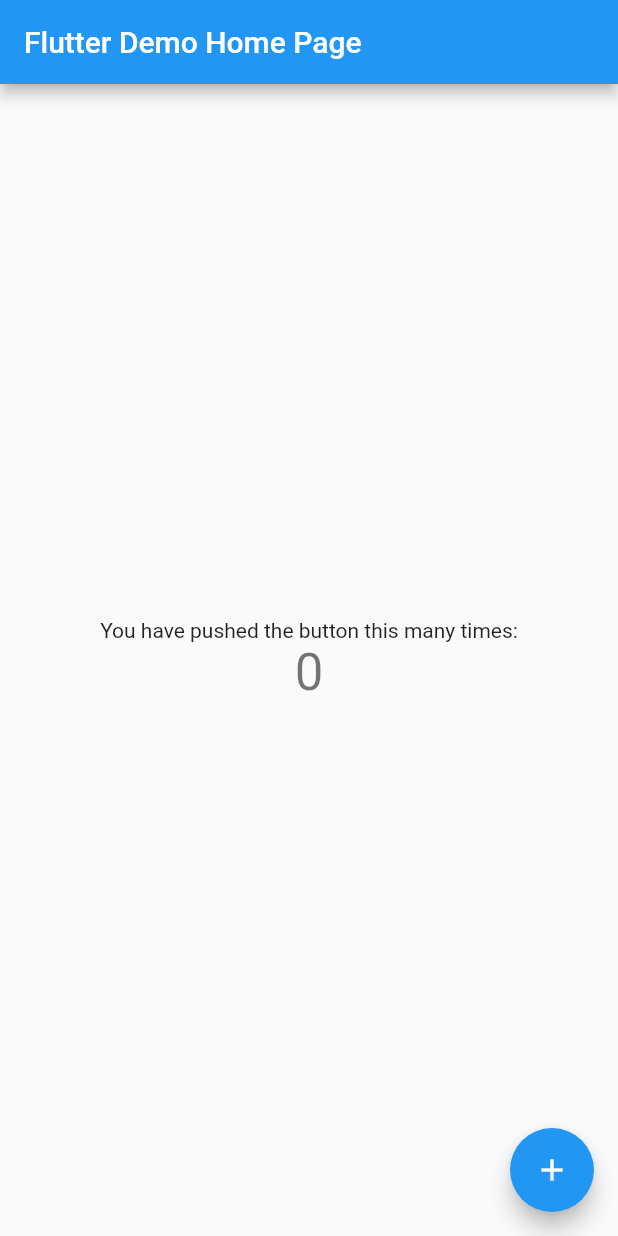
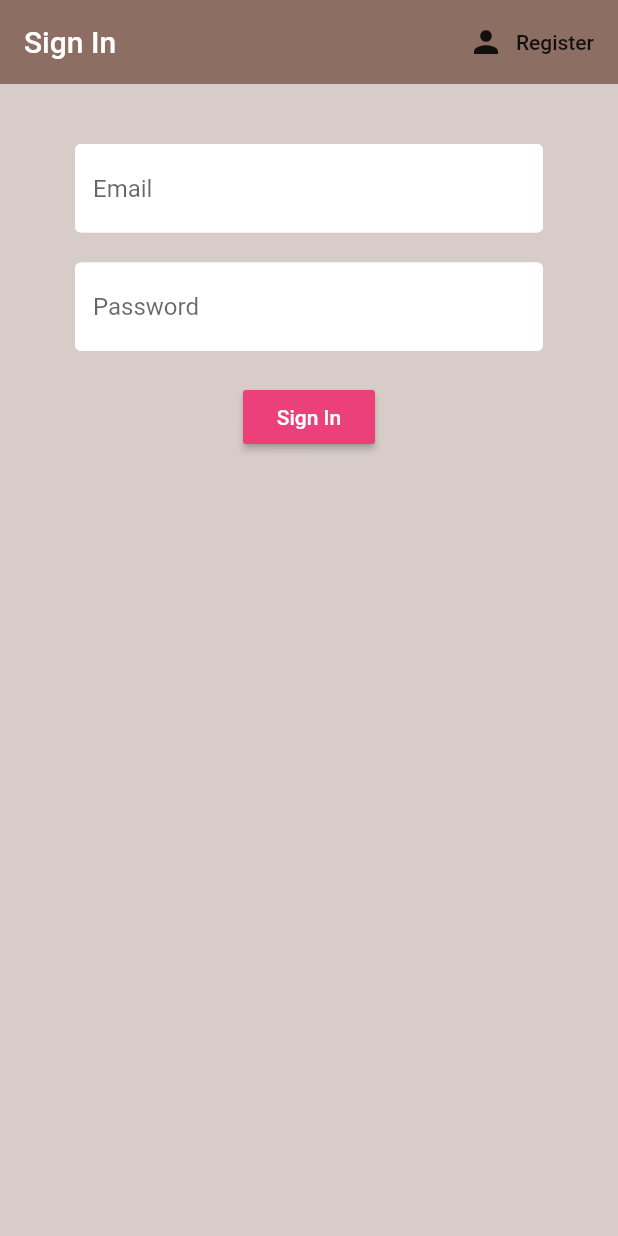
Before and after one commit to valeruR/top_three, a Flutter app: the screen it shows after launch, on a phone screen of 412 x 824 dp. Run offline on Flutter 3.47's test engine with Material 2 defaults, Android fonts, the phone set to English and light mode, and no system bars; our stand-ins replace cloud_firestore, firebase_auth, flutter_spinkit; accounts and stored records are empty.

Commit message:
sign up + register + add of the movielist

```diff
--- a/lib/main.dart
+++ b/lib/main.dart
@@ -1,4 +1,8 @@
 import 'package:flutter/material.dart';
+import 'package:provider/provider.dart';
+import 'package:top_three/models/user.dart';
+import 'package:top_three/screens/wrapper.dart';
+import 'package:top_three/services/auth.dart';
 
 void main() => runApp(MyApp());
 
@@ -6,106 +10,11 @@ class MyApp extends StatelessWidget {
   // This widget is the root of your application.
   @override
   Widget build(BuildContext context) {
-    return MaterialApp(
-      title: 'Flutter Demo',
-      theme: ThemeData(
-        // This is the theme of your application.
-        //
-        // Try running your application with "flutter run". You'll see the
-        // application has a blue toolbar. Then, without quitting the app, try
-        // changing the primarySwatch below to Colors.green and then invoke
-        // "hot reload" (press "r" in the console where you ran "flutter run",
-        // or simply save your changes to "hot reload" in a Flutter IDE).
-        // Notice that the counter didn't reset back to zero; the application
-        // is not restarted.
-        primarySwatch: Colors.blue,
+    return StreamProvider<User>.value(
+        value: AuthService().user,
+        child: MaterialApp(
+        home: Wrapper(),
       ),
-      home: MyHomePage(title: 'Flutter Demo Home Page'),
     );
   }
 }
-
-class MyHomePage extends StatefulWidget {
-  MyHomePage({Key key, this.title}) : super(key: key);
-
-  // This widget is the home page of your application. It is stateful, meaning
-  // that it has a State object (defined below) that contains fields that affect
-  // how it looks.
-
-  // This class is the configuration for the state. It holds the values (in this
-  // case the title) provided by the parent (in this case the App widget) and
-  // used by the build method of the State. Fields in a Widget subclass are
-  // always marked "final".
-
-  final String title;
-
-  @override
-  _MyHomePageState createState() => _MyHomePageState();
-}
-
-class _MyHomePageState extends State<MyHomePage> {
-  int _counter = 0;
-
-  void _incrementCounter() {
-    setState(() {
-      // This call to setState tells the Flutter framework that something has
-      // changed in this State, which causes it to rerun the build method below
-      // so that the display can reflect the updated values. If we changed
-      // _counter without calling setState(), then the build method would not be
-      // called again, and so nothing would appear to happen.
-      _counter++;
-    });
-  }
-
-  @override
-  Widget build(BuildContext context) {
-    // This method is rerun every time setState is called, for instance as done
-    // by the _incrementCounter method above.
-    //
-    // The Flutter framework has been optimized to make rerunning build methods
-    // fast, so that you can just rebuild anything that needs updating rather
-    // than having to individually change instances of widgets.
-    return Scaffold(
-      appBar: AppBar(
-        // Here we take the value from the MyHomePage object that was created by
-        // the App.build method, and use it to set our appbar title.
-        title: Text(widget.title),
-      ),
-      body: Center(
-        // Center is a layout widget. It takes a single child and positions it
-        // in the middle of the parent.
-        child: Column(
-          // Column is also a layout widget. It takes a list of children and
-          // arranges them vertically. By default, it sizes itself to fit its
-          // children horizontally, and tries to be as tall as its parent.
-          //
-          // Invoke "debug painting" (press "p" in the console, choose the
-          // "Toggle Debug Paint" action from the Flutter Inspector in Android
-          // Studio, or the "Toggle Debug Paint" command in Visual Studio Code)
-          // to see the wireframe for each widget.
-          //
-          // Column has various properties to control how it sizes itself and
-          // how it positions its children. Here we use mainAxisAlignment to
-          // center the children vertically; the main axis here is the vertical
-          // axis because Columns are vertical (the cross axis would be
-          // horizontal).
-          mainAxisAlignment: MainAxisAlignment.center,
-          children: <Widget>[
-            Text(
-              'You have pushed the button this many times:',
-            ),
-            Text(
-              '$_counter',
-              style: Theme.of(context).textTheme.display1,
-            ),
-          ],
-        ),
-      ),
-      floatingActionButton: FloatingActionButton(
-        onPressed: _incrementCounter,
-        tooltip: 'Increment',
-        child: Icon(Icons.add),
-      ), // This trailing comma makes auto-formatting nicer for build methods.
-    );
-  }
-}
--- /dev/null
+++ b/lib/models/user.dart
@@ -0,0 +1,14 @@
+class User {
+  final String uid;
+
+  User({ this.uid });
+}
+
+class UserData {
+  final String uid;
+  final String one;
+  final String two;
+  final String three;
+
+  UserData({ this.uid, this.one, this.two, this.three });
+}
--- /dev/null
+++ b/lib/screens/authentificate/authentificate.dart
@@ -0,0 +1,26 @@
+import 'package:flutter/material.dart';
+import 'package:top_three/screens/authentificate/register.dart';
+import 'package:top_three/screens/authentificate/signin.dart';
+
+class Authenticate extends StatefulWidget {
+  @override
+  _AuthenticateState createState() => _AuthenticateState();
+}
+
+class _AuthenticateState extends State<Authenticate> {
+
+  bool showSignIn = true;
+
+  void toggleView() {
+    setState(() => showSignIn = !showSignIn);
+  }
+
+  @override
+  Widget build(BuildContext context) {
+    if (showSignIn) {
+      return SignIn(toggleView: toggleView);
+    } else {
+      return Register(toggleView: toggleView);
+    }
+  }
+}
--- /dev/null
+++ b/lib/screens/authentificate/register.dart
@@ -0,0 +1,101 @@
+import 'package:flutter/material.dart';
+import 'package:top_three/services/auth.dart';
+import 'package:top_three/shared/constants.dart';
+import 'package:top_three/shared/loading.dart';
+
+ class Register extends StatefulWidget {
+
+  final Function toggleView;
+
+  Register({ this.toggleView });
+
+   @override
+   _RegisterState createState() => _RegisterState();
+ }
+
+ class _RegisterState extends State<Register> {
+
+   final AuthService _auth = AuthService();
+   final _formkey = GlobalKey<FormState>();
+   bool loading = false;
+
+   // Text field state
+   String email = '';
+   String password = '';
+   String error = '';
+
+   @override
+   Widget build(BuildContext context) {
+     return loading ? Loading() : Scaffold(
+      backgroundColor: Colors.brown[100],
+      appBar: AppBar(
+        backgroundColor: Colors.brown[400],
+        elevation: 0.0,
+        title: Text('Sign Up'),
+        actions: <Widget>[
+          FlatButton.icon(
+            icon: Icon(Icons.person),
+            label: Text('Sign In '),
+            onPressed: () {
+              widget.toggleView();
+            },
+          ),
+        ],
+      ),
+      body: Container(
+        padding: EdgeInsets.symmetric(vertical: 20.0, horizontal: 50.0),
+        child: Form(
+          key: _formkey,
+          child: Column(
+            children: <Widget>[
+              SizedBox(height: 20.0),
+              TextFormField(
+                decoration: textInputDecoration.copyWith(hintText: 'Email'),
+                validator: (val) => val.isEmpty ? 'Enter an email' : null,
+                onChanged: (val) {
+                  setState(() => email = val);
+                },
+              ),
+              SizedBox(height: 20.0),
+              TextFormField(
+                obscureText: true,
+                decoration: textInputDecoration.copyWith(hintText: 'Password'),
+                validator: (val) => val.length < 6 ? 'Enter a password 6+ chars long' : null,
+                onChanged: (val) {
+                  setState(() => password = val);
+                },
+              ),
+              SizedBox(height: 20.0),
+              RaisedButton(
+                color: Colors.pink[400],
+                child: Text(
+                  'Register',
+                  style: TextStyle(color: Colors.white),
+                  ),
+                  onPressed: () async {
+                    if (_formkey.currentState.validate()) {
+                      setState(() {
+                        loading = true;
+                      });
+                      dynamic result = await _auth.registerWithEmailAndPassword(email, password);
+                      if (result == null) {
+                        setState(() {
+                          loading = false;
+                          error = 'please supply a valid email';
+                        });
+                      }
+                    }
+                  },
+              ),
+              SizedBox(height: 12.0,),
+              Text(
+                error,
+                style: TextStyle(color: Colors.red, fontSize: 14.0),
+              ),
+            ],
+          ),
+        ),
+      ),
+    );
+   }
+ }
--- /dev/null
+++ b/lib/screens/authentificate/signin.dart
@@ -0,0 +1,102 @@
+import 'package:flutter/material.dart';
+import 'package:top_three/services/auth.dart';
+import 'package:top_three/shared/constants.dart';
+import 'package:top_three/shared/loading.dart';
+
+class SignIn extends StatefulWidget {
+
+  final Function toggleView;
+
+  SignIn({ this.toggleView });
+
+  @override
+  _SignInState createState() => _SignInState();
+}
+
+class _SignInState extends State<SignIn> {
+
+  final AuthService _auth = AuthService();
+  final _formkey = GlobalKey<FormState>();
+  bool loading = false;
+
+  // Text field state
+   String email = '';
+   String password = '';
+   String error = '';
+
+  @override
+  Widget build(BuildContext context) {
+    return loading ? Loading() : Scaffold(
+      backgroundColor: Colors.brown[100],
+      appBar: AppBar(
+        backgroundColor: Colors.brown[400],
+        elevation: 0.0,
+        title: Text('Sign In'),
+        actions: <Widget>[
+          FlatButton.icon(
+            icon: Icon(Icons.person),
+            label: Text('Register'),
+            onPressed: () {
+              widget.toggleView();
+            },
+          ),
+        ],
+      ),
+      body: Container(
+        padding: EdgeInsets.symmetric(vertical: 20.0, horizontal: 50.0),
+        child: Form(
+          key: _formkey,
+          child: Column(
+            children: <Widget>[
+              SizedBox(height: 20.0),
+              TextFormField(
+                decoration: textInputDecoration.copyWith(hintText: 'Email'),
+                validator: (val) => val.isEmpty ? 'Enter an email' : null,
+                onChanged: (val) {
+                  setState(() => email = val);
+                },
+              ),
+              SizedBox(height: 20.0),
+              TextFormField(
+                obscureText: true,
+                decoration: textInputDecoration.copyWith(hintText: 'Password'),
+                validator: (val) => val.length < 6 ? 'Enter a password 6+ chars long' : null,
+                onChanged: (val) {
+                  setState(() => password = val);
+                },
+              ),
+              SizedBox(height: 20.0),
+              RaisedButton(
+                color: Colors.pink[400],
+                child: Text(
+                  'Sign In',
+                  style: TextStyle(color: Colors.white),
+                  ),
+                  onPressed: () async {
+                    if (_formkey.currentState.validate()) {
+                      setState(() {
+                        loading = true;
+                      });
+                      dynamic result = await _auth.signInWithEmailAndPassword(email, password);
+                      if (result == null) {
+                        setState(() {
+                            loading = false;
+                            error = 'Error: Couldn\'t connect with those credentials';
+                          }
+                        );
+                      }
+                    }
+                  },
+              ),
+              SizedBox(height: 12.0,),
+              Text(
+                error,
+                style: TextStyle(color: Colors.red, fontSize: 14.0),
+              ),
+            ],
+          ),
+        ),
+      ),
+    );
+  }
+}
--- /dev/null
+++ b/lib/screens/wrapper.dart
@@ -0,0 +1,20 @@
+import 'package:flutter/material.dart';
+import 'package:provider/provider.dart';
+import 'package:top_three/models/user.dart';
+import 'package:top_three/screens/authentificate/authentificate.dart';
+import 'package:top_three/screens/home/home.dart';
+
+class Wrapper extends StatelessWidget {
+  @override
+  Widget build(BuildContext context) {
+
+    final user = Provider.of<User>(context);
+    print (user);
+
+    if (user == null) {
+      return Authenticate();
+    } else {
+      return Home();
+    }
+  }
+}
--- /dev/null
+++ b/lib/shared/constants.dart
@@ -0,0 +1,10 @@
+import 'package:flutter/material.dart';
+
+const textInputDecoration = InputDecoration(
+  fillColor: Colors.white,
+  filled: true,
+  enabledBorder: OutlineInputBorder(
+    borderSide: BorderSide(color: Colors.white, width: 2.0)),
+  focusedBorder: OutlineInputBorder(
+    borderSide: BorderSide(color: Colors.pink, width: 2.0)),
+);
```
Also changed, not shown: lib/models/movie.dart (added, +16 -0 lines), lib/models/top.dart (added, +8 -0 lines), lib/screens/home/home.dart (added, +56 -0 lines), lib/screens/home/movieList.dart (added, +98 -0 lines), lib/services/auth.dart (added, +73 -0 lines), lib/services/database.dart (added, +54 -0 lines), lib/shared/loading.dart (added, +17 -0 lines), pubspec.yaml (+8 -0 lines), pubspec.lock, 8 other files.
